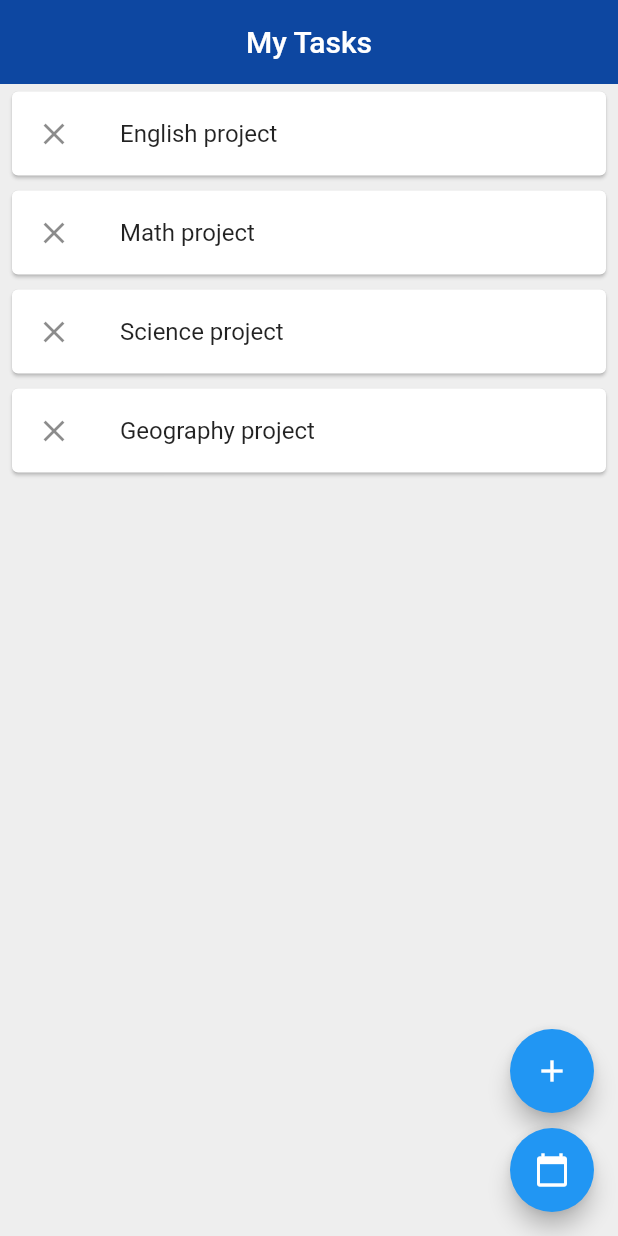
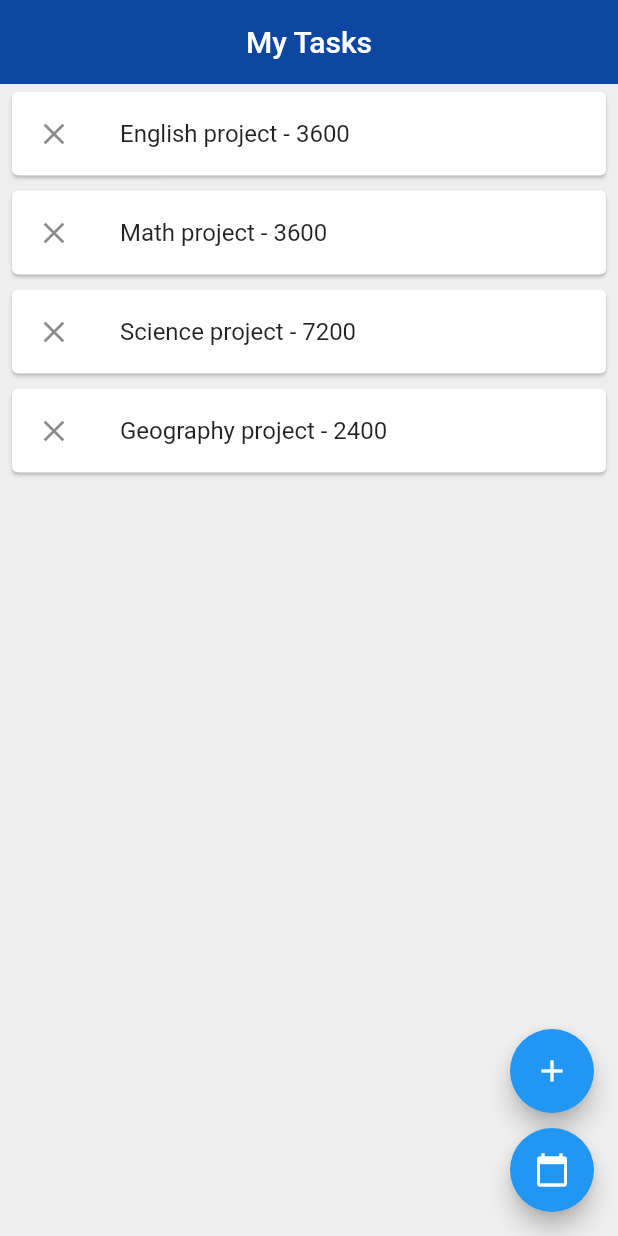
Before and after one commit to neilk3211/htn2020project, a Flutter app: the screen it shows after launch, on a phone screen of 412 x 824 dp. Run offline on Flutter 3.47's test engine with Material 2 defaults, Android fonts, the phone set to English and light mode, and no system bars; our stand-ins replace table_calendar.

Commit message:
Add storage of user logged time input
- User logged time input stored
- Remaining time does not update yet

```diff
--- a/lib/pages/edit_task.dart
+++ b/lib/pages/edit_task.dart
@@ -1,4 +1,10 @@
 import 'package:flutter/material.dart';
+
+// Create a text controller and use it to retrieve the current value
+// of the TextField.
+final myController1 = TextEditingController();
+final myController2 = TextEditingController();
+final myController3 = TextEditingController();
 
 class EditTask extends StatefulWidget {
   @override
@@ -7,6 +13,15 @@ class EditTask extends StatefulWidget {
 
 Map data = {};
 class _EditTaskState extends State<EditTask> {
+  // @override
+  // void dispose() {
+  //   // Clean up the controller when the widget is disposed.
+  //   myController1.dispose();
+  //   myController2.dispose();
+  //   myController3.dispose();
+  //   super.dispose();
+  // }
+
   @override
   Widget build(BuildContext context) {
     data = ModalRoute.of(context).settings.arguments;
@@ -29,6 +44,7 @@ class _EditTaskState extends State<EditTask> {
               mainAxisAlignment: MainAxisAlignment.spaceEvenly,
               crossAxisAlignment: CrossAxisAlignment.start,
               children: <Widget>[
+                // Three text fields for logged time input
                 Flexible(
                   child: TextField(
                     decoration: InputDecoration(
@@ -37,6 +53,7 @@ class _EditTaskState extends State<EditTask> {
                     style: TextStyle(
                       fontSize: 20,
                     ),
+                    controller: myController1,
                   ),
                 ),
                 Flexible(
@@ -47,6 +64,7 @@ class _EditTaskState extends State<EditTask> {
                     style: TextStyle(
                       fontSize: 20,
                     ),
+                    controller: myController2,
                   ),
                 ),
                 Flexible(
@@ -57,6 +75,7 @@ class _EditTaskState extends State<EditTask> {
                     style: TextStyle(
                       fontSize: 20,
                     ),
+                    controller: myController3,
                   ),
                 ),
               ],
--- a/lib/pages/task_list.dart
+++ b/lib/pages/task_list.dart
@@ -1,4 +1,5 @@
 import 'package:flutter/material.dart';
+import 'package:htn2020project/pages/edit_task.dart' as edit_task;
 
 class TaskList extends StatefulWidget {
   @override
@@ -7,11 +8,15 @@ class TaskList extends StatefulWidget {
 
 class _TaskListState extends State<TaskList> {
   List<Tasks> tasknames = [
-    Tasks(url: 'Europe/London', taskname: 'English project'),
-    Tasks(url: 'Europe/Berlin', taskname: 'Math project'),
-    Tasks(url: 'Africa/Cairo', taskname: 'Science project'),
-    Tasks(url: 'Africa/Nairobi', taskname: 'Geography project'),
+    Tasks(url: 'Europe/London', taskname: 'English project', remainingtime: 3600),
+    Tasks(url: 'Europe/Berlin', taskname: 'Math project', remainingtime: 3600),
+    Tasks(url: 'Africa/Cairo', taskname: 'Science project', remainingtime: 7200),
+    Tasks(url: 'Africa/Nairobi', taskname: 'Geography project', remainingtime: 2400),
   ];
+
+  int hourlogged = 0;
+  int minutelogged = 0;
+  int secondlogged = 0;
 
   @override
   Widget build(BuildContext context) {
@@ -71,8 +76,9 @@ class _TaskListState extends State<TaskList> {
                           tasknames[index].complete = true;
                         });
                       }
+
                     },
-                    title: Text(tasknames[index].taskname),
+                    title: Text('${tasknames[index].taskname} - ${tasknames[index].remainingtime}'),
                     leading: Icon(tasknames[index].complete ? Icons.check : Icons.clear_sharp),
                   ),
                 ),
@@ -86,9 +92,10 @@ class _TaskListState extends State<TaskList> {
 class Tasks {
 
   String taskname; // task name for UI
-  String url; // task url for api endpoint
+  String url; // task url for api endpoint - no function at the moment
+  int remainingtime; //in seconds
   bool complete = false;
 
-  Tasks({ this.taskname, this.url });
+  Tasks({ this.taskname, this.url, this.remainingtime });
 
 }
```
